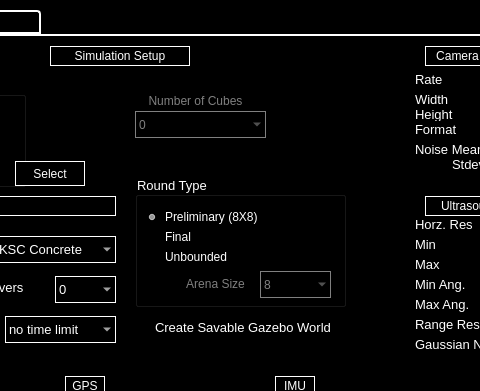
Qt form src/rqt_rover_gui/src/rover_gui_plugin.ui (BCLab-UNM/CPFA-ROS) before a commit; both pictures show x 485 to 965 and y 0 to 391 of the 1100 by 725 pixel window.
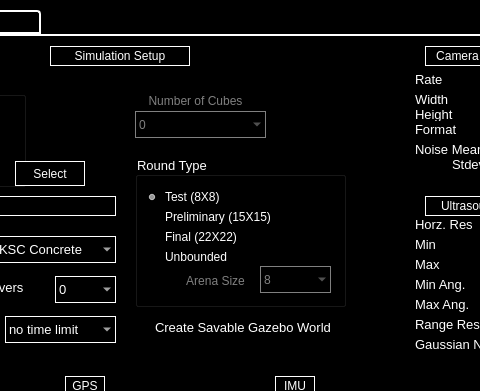
The same form after that commit. The open tabs and pages were chosen to show the change. Custom widgets are drawn as their Qt base class.

Commit message: Update the arena size setting on GUI for swarmathon competition

Diff of the .ui file:
```diff
--- a/src/rqt_rover_gui/src/rover_gui_plugin.ui
+++ b/src/rqt_rover_gui/src/rover_gui_plugin.ui
@@ -758,9 +758,9 @@
       <property name="geometry">
        <rect>
         <x>280</x>
-        <y>120</y>
+        <y>100</y>
         <width>211</width>
-        <height>131</height>
+        <height>151</height>
        </rect>
       </property>
       <property name="font">
@@ -782,30 +782,8 @@
        <property name="geometry">
         <rect>
          <x>10</x>
-         <y>30</y>
-         <width>151</width>
-         <height>22</height>
-        </rect>
-       </property>
-       <property name="styleSheet">
-        <string notr="true">color: rgb(255, 255, 255);</string>
-       </property>
-       <property name="text">
-        <string>Preliminary (8X8)</string>
-       </property>
-       <property name="checked">
-        <bool>true</bool>
-       </property>
-      </widget>
-      <widget class="QRadioButton" name="final_radio_button">
-       <property name="enabled">
-        <bool>true</bool>
-       </property>
-       <property name="geometry">
-        <rect>
-         <x>10</x>
          <y>50</y>
-         <width>71</width>
+         <width>171</width>
          <height>22</height>
         </rect>
        </property>
@@ -813,7 +791,10 @@
         <string notr="true">color: rgb(255, 255, 255);</string>
        </property>
        <property name="text">
-        <string>Final </string>
+        <string>Preliminary (15X15)</string>
+       </property>
+       <property name="checked">
+        <bool>false</bool>
        </property>
       </widget>
       <widget class="QRadioButton" name="unbounded_radio_button">
@@ -824,6 +805,25 @@
         <rect>
          <x>10</x>
          <y>70</y>
+         <width>151</width>
+         <height>22</height>
+        </rect>
+       </property>
+       <property name="styleSheet">
+        <string notr="true">color: rgb(255, 255, 255);</string>
+       </property>
+       <property name="text">
+        <string>Final (22X22) </string>
+       </property>
+      </widget>
+      <widget class="QRadioButton" name="unbounded_radio_button">
+       <property name="enabled">
+        <bool>true</bool>
+       </property>
+       <property name="geometry">
+        <rect>
+         <x>10</x>
+         <y>90</y>
          <width>111</width>
          <height>22</height>
         </rect>
@@ -839,7 +839,7 @@
        <property name="geometry">
         <rect>
          <x>40</x>
-         <y>98</y>
+         <y>115</y>
          <width>81</width>
          <height>20</height>
         </rect>
@@ -858,7 +858,7 @@
        <property name="geometry">
         <rect>
          <x>125</x>
-         <y>95</y>
+         <y>110</y>
          <width>71</width>
          <height>27</height>
         </rect>
@@ -921,6 +921,28 @@
         </property>
        </item>
       </widget>
+      <widget class="QRadioButton" name="test_radio_button">
+       <property name="enabled">
+        <bool>true</bool>
+       </property>
+       <property name="geometry">
+        <rect>
+         <x>10</x>
+         <y>30</y>
+         <width>171</width>
+         <height>22</height>
+        </rect>
+       </property>
+       <property name="styleSheet">
+        <string notr="true">color: rgb(255, 255, 255);</string>
+       </property>
+       <property name="text">
+        <string>Test (8X8)</string>
+       </property>
+       <property name="checked">
+        <bool>true</bool>
+       </property>
+      </widget>
      </widget>
      <widget class="QLabel" name="ground_texture_label">
       <property name="geometry">
```
Left out of the diff: 4 changed lines with no effect on the pictures. The commit also changes 5 other files.
